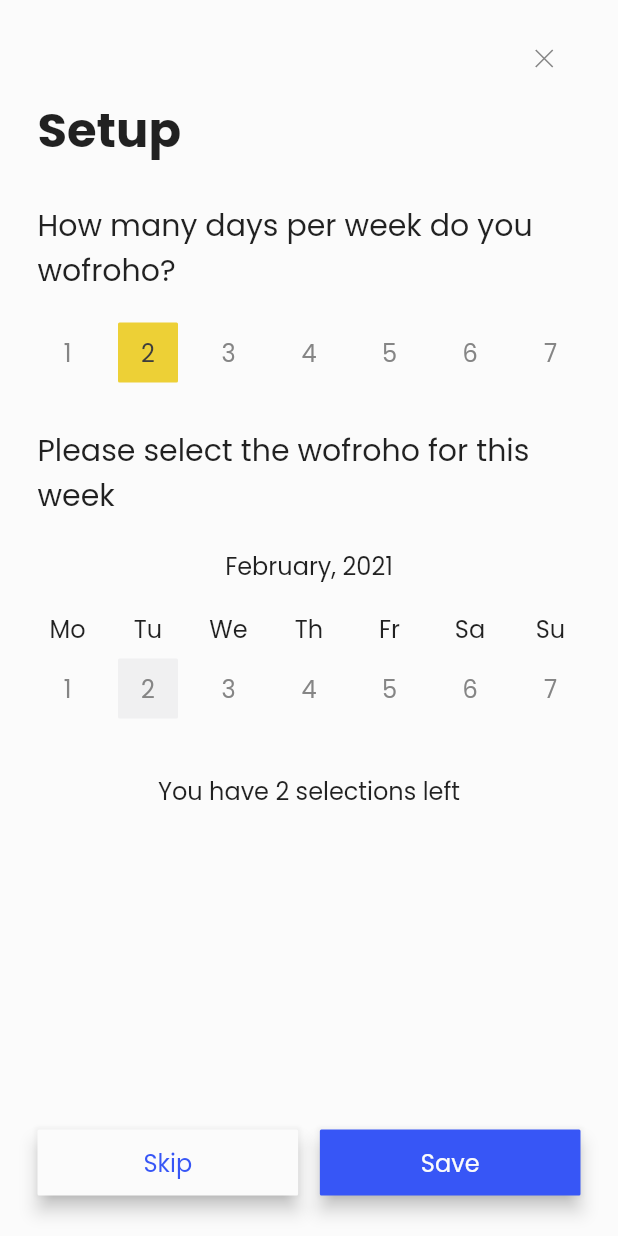
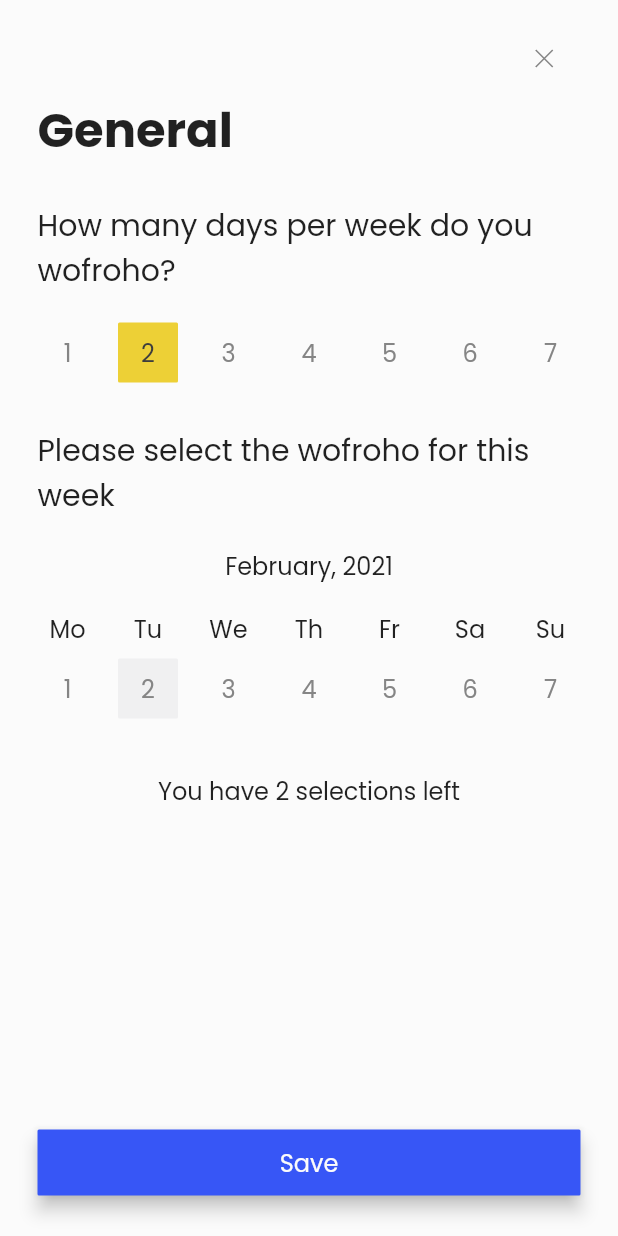
Before and after one commit to jacksoncurrie/wofroho-mobile, a Flutter app: the DetailsPage widget shown alone on an empty page, opened directly, after a tap on an icon or button, on a phone screen of 412 x 824 dp. Run offline on Flutter 3.47's test engine with Material 2 defaults, Android fonts, the phone set to English and light mode, and no system bars; our stand-ins replace flutter_svg; network calls fail.

Commit message:
Update setup page for settings

```diff
--- a/lib/pages/all_set_up_page.dart
+++ b/lib/pages/all_set_up_page.dart
@@ -25,7 +25,7 @@ class _AllSetUpPageState extends State<AllSetUpPage> {
     Navigator.pushReplacement(
       context,
       MaterialPageRoute(
-        builder: (ctx) => SetupPage(),
+        builder: (ctx) => SetupPage(initialSetup: true),
       ),
     );
   }
--- a/lib/pages/details_page.dart
+++ b/lib/pages/details_page.dart
@@ -30,7 +30,7 @@ class _DetailsPageState extends State<DetailsPage> {
     Navigator.push(
       context,
       MaterialPageRoute(
-        builder: (ctx) => SetupPage(),
+        builder: (ctx) => SetupPage(initialSetup: false),
       ),
     );
   }
@@ -166,7 +166,7 @@ class _DetailsPageState extends State<DetailsPage> {
           ),
           Person(
             id: "2",
-            imageUrl: "http://placekitten.com/400/400",
+            imageUrl: "http://placekitten.com/400/320",
             name: "Lucius Fox",
             role: "CEO",
             datesFromHome: [
--- a/lib/pages/setup_page.dart
+++ b/lib/pages/setup_page.dart
@@ -2,6 +2,7 @@ import 'package:flutter/material.dart';
 import 'package:flutter_svg/svg.dart';
 import 'package:wofroho_mobile/atoms/paragraph_text.dart';
 import 'package:wofroho_mobile/atoms/single_icon_button.dart';
+import 'package:wofroho_mobile/molecules/primary_button.dart';
 import 'package:wofroho_mobile/molecules/week_row.dart';
 import 'package:wofroho_mobile/organisms/button_pair.dart';
 import 'package:wofroho_mobile/organisms/calendar_week_picker.dart';
@@ -12,6 +13,12 @@ import 'package:wofroho_mobile/templates/page_heading_template.dart';
 import 'package:wofroho_mobile/templates/setting_input_template.dart';
 
 class SetupPage extends StatefulWidget {
+  SetupPage({
+    @required this.initialSetup,
+  });
+
+  final bool initialSetup;
+
   @override
   _SetupPageState createState() => _SetupPageState();
 }
@@ -23,21 +30,25 @@ class _SetupPageState extends State<SetupPage> {
   int _currentDay;
 
   void _skipPressed() {
-    Navigator.pushReplacement(
+    widget.initialSetup
+        ? Navigator.pushReplacement(
             context,
             MaterialPageRoute(
               builder: (ctx) => DetailsPage(),
             ),
-    );
+          )
+        : Navigator.pop(context);
   }
 
   void _savePressed() {
-    Navigator.pushReplacement(
+    widget.initialSetup
+        ? Navigator.pushReplacement(
             context,
             MaterialPageRoute(
               builder: (ctx) => DetailsPage(),
             ),
-    );
+          )
+        : Navigator.pop(context);
   }
 
   @override
@@ -77,7 +88,7 @@ class _SetupPageState extends State<SetupPage> {
 
   Widget _showPageWidgets() {
     return PageHeadingTemplate(
-      title: "Setup",
+      title: widget.initialSetup ? "Setup" : "General",
       pageWidgets: Column(
         crossAxisAlignment: CrossAxisAlignment.stretch,
         children: [
@@ -161,11 +172,16 @@ class _SetupPageState extends State<SetupPage> {
   }
 
   Widget _showBottomWidget() {
-    return ButtonPair(
+    return widget.initialSetup
+        ? ButtonPair(
             primaryText: "Save",
             primaryOnPressed: _savePressed,
             secondaryText: "Skip",
             secondaryOnPressed: _skipPressed,
+          )
+        : PrimaryButton(
+            text: "Save",
+            onPressed: _savePressed,
           );
   }
 }
```
Lines whose indentation alone changed are shown as unchanged.
